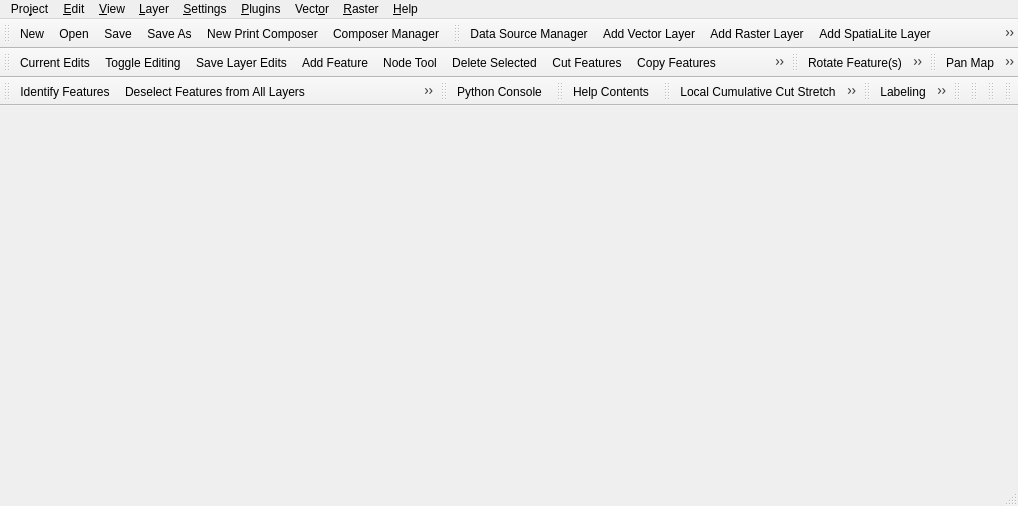
Old version of the form src/ui/qgisapp.ui in the repository qgis/QGIS.
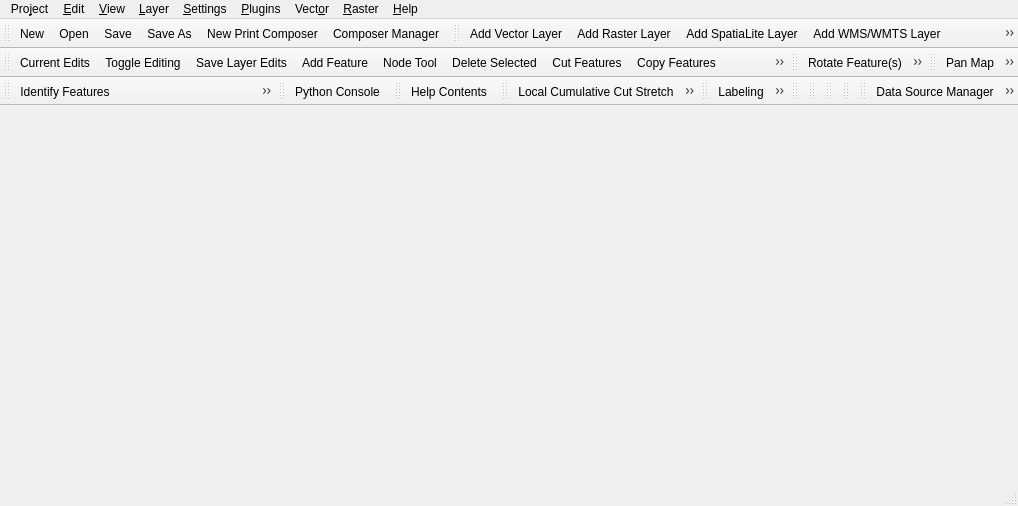
New version of the form. Icons and pictures are not drawn.

Commit message:
[addlayerbutton] Data Source Manager toolbar and menu
This implements the proposal from @SrNeto:

- new toolbar with the new dialog button and
  all the "new" data soource buttons
- old layer toolbar hidden by default
- new dialog open from first item in layer menu

Diff of the .ui file:
```diff
--- a/src/ui/qgisapp.ui
+++ b/src/ui/qgisapp.ui
@@ -352,7 +352,6 @@
    <attribute name="toolBarBreak">
     <bool>false</bool>
    </attribute>
-   <addaction name="mActionDataSourceManager"/>
    <addaction name="mActionAddOgrLayer"/>
    <addaction name="mActionAddRasterLayer"/>
    <addaction name="mActionAddSpatiaLiteLayer"/>
@@ -589,6 +588,25 @@
     <bool>false</bool>
    </attribute>
   </widget>
+  <widget class="QToolBar" name="mDataSourceManagerToolBar">
+   <property name="windowTitle">
+    <string>Data Source Manager Toolbar</string>
+   </property>
+   <property name="toolTip">
+    <string>Data Source Manager Toolbar</string>
+   </property>
+   <attribute name="toolBarArea">
+    <enum>TopToolBarArea</enum>
+   </attribute>
+   <attribute name="toolBarBreak">
+    <bool>false</bool>
+   </attribute>
+   <addaction name="mActionDataSourceManager"/>
+   <addaction name="mActionNewVectorLayer"/>
+   <addaction name="mActionNewSpatiaLiteLayer"/>
+   <addaction name="mActionNewGeoPackageLayer"/>
+   <addaction name="mActionNewMemoryLayer"/>
+  </widget>
   <action name="mActionNewProject">
    <property name="icon">
     <iconset resource="../../images/images.qrc">
```
Left out of the diff: 4 changed lines with no effect on the pictures. The commit also changes 5 other files.
